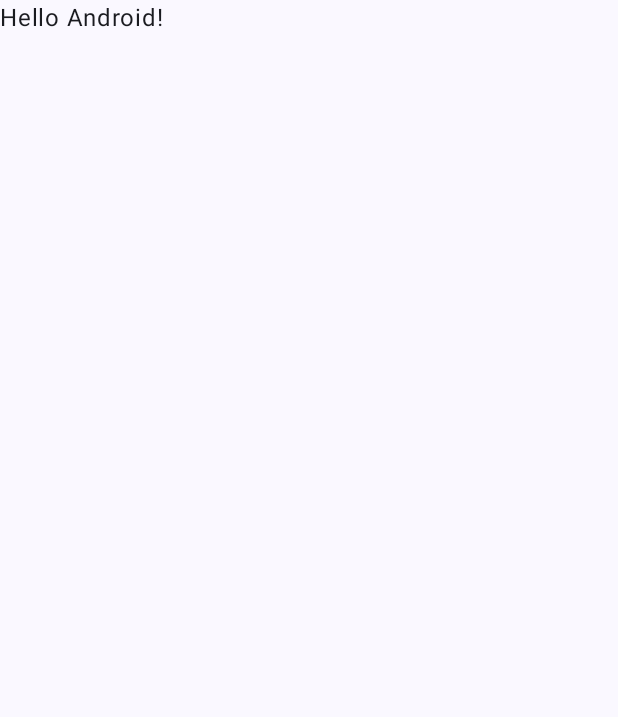
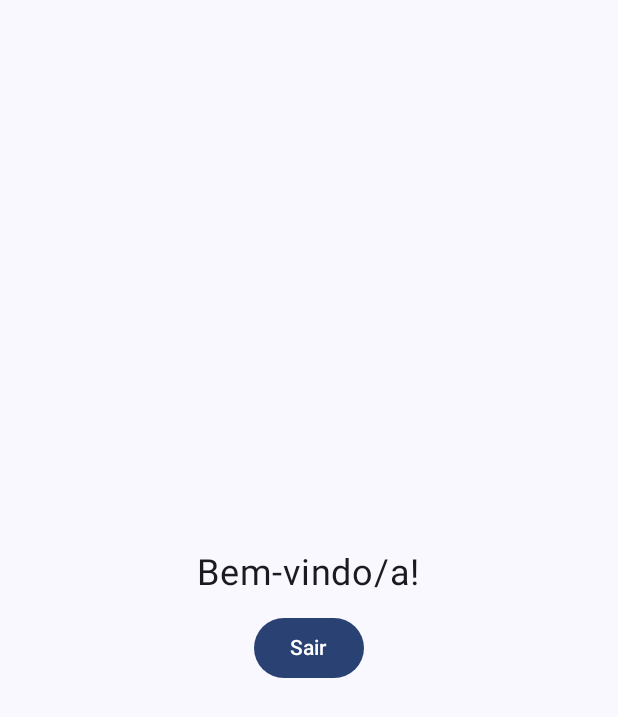
Before and after one commit to al1-yz/WeatherApp, an Android app built with Jetpack Compose: the MainActivity screen opened directly, with no data from a screen before it, on a phone screen of 412 x 824 dp. Before the commit the part shown is almost empty. Shown: the top 717 px of the screen. Run offline under Robolectric (Android 15) with nearby library versions, the phone set to English and light mode, and no system bars.

Commit message:
[Mobile - Pratica 1] - add HomePage and navigate from login (Parte 3)

```diff
--- a/app/src/main/java/com/example/weatherapp/LoginActivity.kt
+++ b/app/src/main/java/com/example/weatherapp/LoginActivity.kt
@@ -1,6 +1,8 @@
 package com.example.weatherapp
 
 import android.app.Activity
+import android.content.Intent
+import android.content.Intent.FLAG_ACTIVITY_SINGLE_TOP
 import android.os.Bundle
 import android.widget.Toast
 import androidx.activity.ComponentActivity
@@ -83,6 +85,11 @@ fun LoginPage(modifier: Modifier = Modifier) {
             Button(
                 onClick = {
                     Toast.makeText(activity, "Login OK!", Toast.LENGTH_LONG).show()
+                    activity.startActivity(
+                        Intent(activity, MainActivity::class.java).setFlags(
+                            FLAG_ACTIVITY_SINGLE_TOP
+                        )
+                    )
                 },
                 enabled = email.isNotEmpty() && password.isNotEmpty()
             ) {
--- a/app/src/main/java/com/example/weatherapp/MainActivity.kt
+++ b/app/src/main/java/com/example/weatherapp/MainActivity.kt
@@ -1,16 +1,25 @@
 package com.example.weatherapp
 
+import android.app.Activity
 import android.os.Bundle
 import androidx.activity.ComponentActivity
+import androidx.activity.compose.LocalActivity
 import androidx.activity.compose.setContent
 import androidx.activity.enableEdgeToEdge
+import androidx.compose.foundation.layout.Arrangement
+import androidx.compose.foundation.layout.Column
+import androidx.compose.foundation.layout.Spacer
 import androidx.compose.foundation.layout.fillMaxSize
 import androidx.compose.foundation.layout.padding
+import androidx.compose.foundation.layout.size
+import androidx.compose.material3.Button
 import androidx.compose.material3.Scaffold
 import androidx.compose.material3.Text
 import androidx.compose.runtime.Composable
+import androidx.compose.ui.Alignment.Companion.CenterHorizontally
 import androidx.compose.ui.Modifier
-import androidx.compose.ui.tooling.preview.Preview
+import androidx.compose.ui.unit.dp
+import androidx.compose.ui.unit.sp
 import com.example.weatherapp.ui.theme.WeatherAppTheme
 
 class MainActivity : ComponentActivity() {
@@ -20,10 +29,7 @@ class MainActivity : ComponentActivity() {
         setContent {
             WeatherAppTheme {
                 Scaffold(modifier = Modifier.fillMaxSize()) { innerPadding ->
-                    Greeting(
-                        name = "Android",
-                        modifier = Modifier.padding(innerPadding)
-                    )
+                    HomePage(modifier = Modifier.padding(innerPadding))
                 }
             }
         }
@@ -31,17 +37,22 @@ class MainActivity : ComponentActivity() {
 }
 
 @Composable
-fun Greeting(name: String, modifier: Modifier = Modifier) {
-    Text(
-        text = "Hello $name!",
-        modifier = modifier
-    )
-}
-
-@Preview(showBackground = true)
-@Composable
-fun GreetingPreview() {
-    WeatherAppTheme {
-        Greeting("Android")
+fun HomePage(modifier: Modifier = Modifier) {
+    val activity = LocalActivity.current as Activity
+    Column(
+        modifier = modifier.padding(24.dp).fillMaxSize(),
+        verticalArrangement = Arrangement.Center,
+        horizontalAlignment = CenterHorizontally
+    ) {
+        Text(
+            text = "Bem-vindo/a!",
+            fontSize = 24.sp
+        )
+        Spacer(modifier = Modifier.size(12.dp))
+        Button(
+            onClick = { activity.finish() }
+        ) {
+            Text("Sair")
+        }
     }
 }
```
